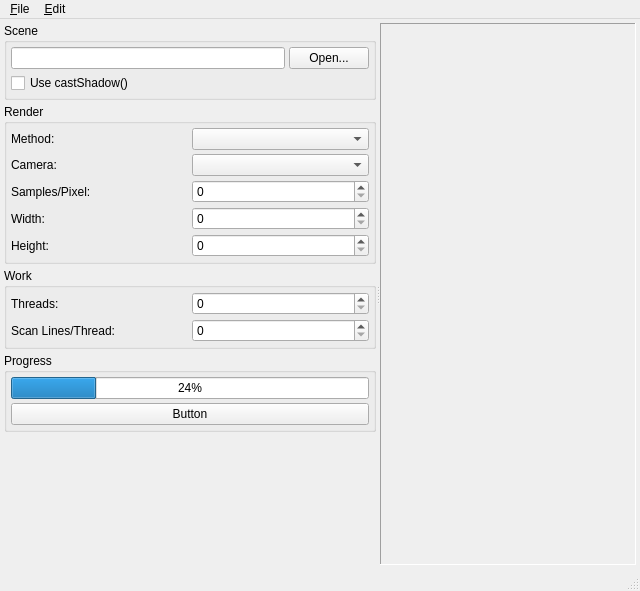
The window that Tracer/gui/forms/WMainWindow.ui (CaSchmidt/Tracer) describes before a commit, drawn with Qt 5.
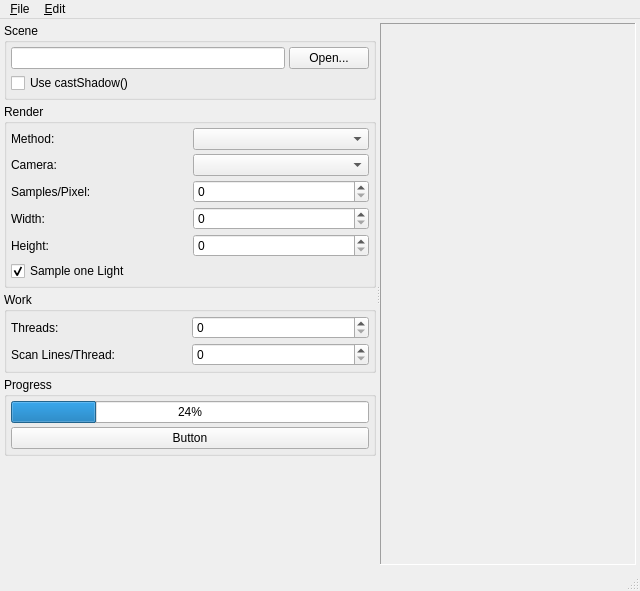
The same window after the commit. Custom widgets are drawn as their Qt base class.

Commit message: Added configuration of DirectLightingRenderer to GUI.

The edit to the form file:
```diff
--- a/Tracer/gui/forms/WMainWindow.ui
+++ b/Tracer/gui/forms/WMainWindow.ui
@@ -106,7 +106,7 @@
            <property name="bottomMargin">
             <number>4</number>
            </property>
-           <property name="spacing">
+           <property name="verticalSpacing">
             <number>4</number>
            </property>
            <item row="0" column="0">
@@ -159,6 +159,16 @@
            <item row="4" column="1">
             <widget class="QSpinBox" name="heightSpin"/>
            </item>
+           <item row="5" column="0" colspan="2">
+            <widget class="QCheckBox" name="sampleOneLightCheck">
+             <property name="text">
+              <string>Sample one Light</string>
+             </property>
+             <property name="checked">
+              <bool>true</bool>
+             </property>
+            </widget>
+           </item>
           </layout>
          </widget>
         </item>
```
Left out of the diff: 1 changed line with no effect on the pictures. The commit also changes 2 other files.
